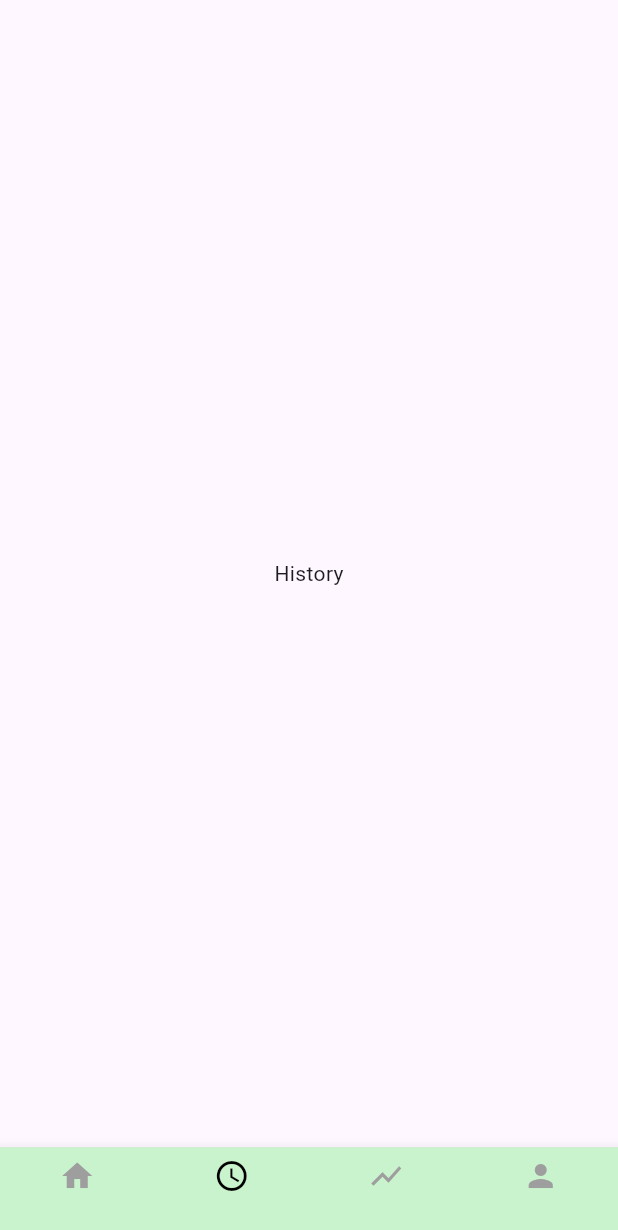
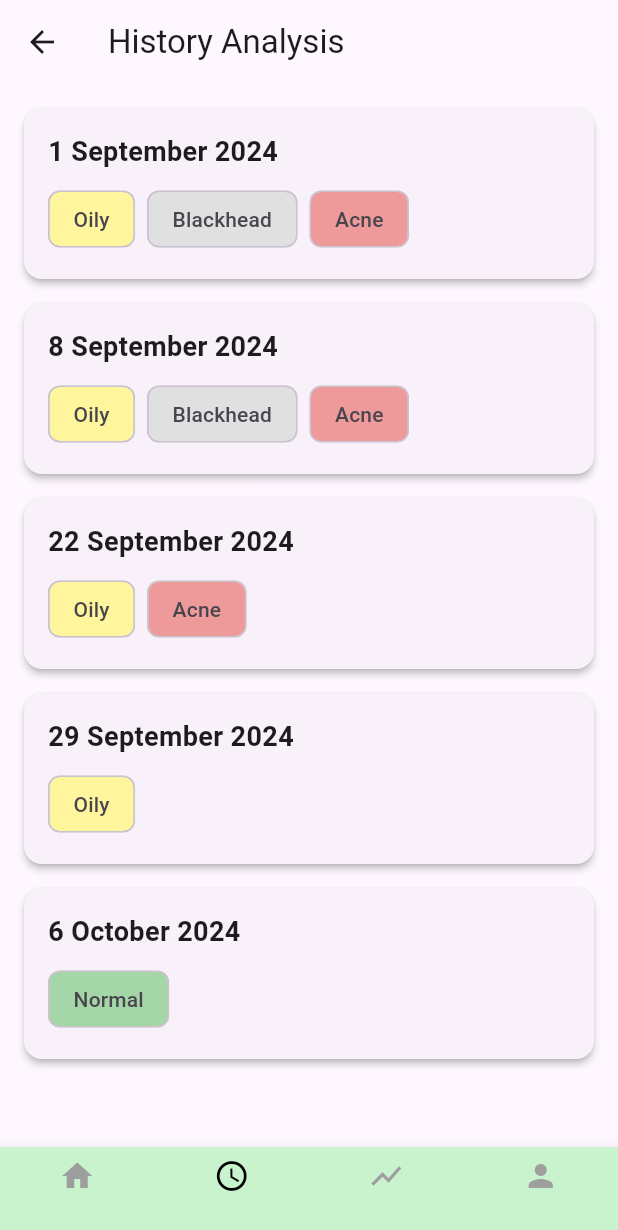
Before and after one commit to integer-class/mahasigma, a Flutter app: the screen it shows after launch, item 2 of the bottom bar chosen, on a phone screen of 412 x 824 dp. Shown: the top 1230 px of the screen. Run offline on Flutter 3.47's test engine with Material 3 defaults, Android fonts, the phone set to English and light mode, and no system bars; our stand-ins replace camera, image_picker.

Commit message:
history page

```diff
--- a/ohmyglow/lib/main.dart
+++ b/ohmyglow/lib/main.dart
@@ -1,6 +1,7 @@
 import 'package:flutter/material.dart';
 import 'package:ohmyglow/pages/home.dart';
 import 'package:camera/camera.dart';
+import 'package:ohmyglow/pages/history.dart';
 
 late List<CameraDescription> _cameras;
 
@@ -63,9 +64,7 @@ class _MyHomePageState extends State<MyHomePage> {
   // List of widgets for each page
   final List<Widget> _pages = [
     HomePage(),
-    Center(
-      child: Text("History"),
-    ),
+    HistoryPage(),
     Center(
       child: Text("Analyst"),
     ),
--- a/ohmyglow/lib/pages/camera.dart
+++ b/ohmyglow/lib/pages/camera.dart
@@ -4,6 +4,8 @@ import 'package:image_picker/image_picker.dart';
 import 'dart:io';
 
 class CameraPage extends StatefulWidget {
+  const CameraPage({super.key});
+
   @override
   _CameraPageState createState() => _CameraPageState();
 }
--- /dev/null
+++ b/ohmyglow/lib/pages/history.dart
@@ -0,0 +1,102 @@
+import 'package:flutter/material.dart';
+
+class HistoryPage extends StatelessWidget {
+  const HistoryPage({Key? key}) : super(key: key);
+
+  @override
+  Widget build(BuildContext context) {
+    return Scaffold(
+      appBar: AppBar(
+        leading: IconButton(
+          onPressed: () {
+            Navigator.of(context).pop();
+          },
+          icon: const Icon(Icons.arrow_back),
+        ),
+        title: const Text("History Analysis"),
+      ),
+      body: ListView(
+        padding: const EdgeInsets.all(16.0),
+        children: const [
+          _HistoryCard(
+            date: "1 September 2024",
+            conditions: ["Oily", "Blackhead", "Acne"],
+          ),
+          _HistoryCard(
+            date: "8 September 2024",
+            conditions: ["Oily", "Blackhead", "Acne"],
+          ),
+          _HistoryCard(
+            date: "22 September 2024",
+            conditions: ["Oily", "Acne"],
+          ),
+          _HistoryCard(
+            date: "29 September 2024",
+            conditions: ["Oily"],
+          ),
+          _HistoryCard(
+            date: "6 October 2024",
+            conditions: ["Normal"],
+          ),
+        ],
+      ),
+    );
+  }
+}
+
+class _HistoryCard extends StatelessWidget {
+  const _HistoryCard({
+    Key? key,
+    required this.date,
+    required this.conditions,
+  }) : super(key: key);
+
+  final String date;
+  final List<String> conditions;
+
+  @override
+  Widget build(BuildContext context) {
+    return Card(
+      elevation: 2,
+      margin: const EdgeInsets.only(bottom: 16),
+      child: Padding(
+        padding: const EdgeInsets.all(16.0),
+        child: Column(
+          crossAxisAlignment: CrossAxisAlignment.start,
+          children: [
+            Text(
+              date,
+              style: const TextStyle(
+                fontWeight: FontWeight.bold,
+                fontSize: 18,
+              ),
+            ),
+            const SizedBox(height: 8),
+            Wrap(
+              spacing: 8,
+              children: conditions.map((condition) => Chip(
+                label: Text(condition),
+                backgroundColor: _getColorForCondition(condition),
+              )).toList(),
+            ),
+          ],
+        ),
+      ),
+    );
+  }
+
+  Color _getColorForCondition(String condition) {
+    switch (condition.toLowerCase()) {
+      case 'oily':
+        return Colors.yellow.shade200;
+      case 'blackhead':
+        return Colors.grey.shade300;
+      case 'acne':
+        return Colors.red.shade200;
+      case 'normal':
+        return Colors.green.shade200;
+      default:
+        return Colors.blue.shade200;
+    }
+  }
+}
```
Also changed, not shown: ohmyglow/pubspec.lock.
